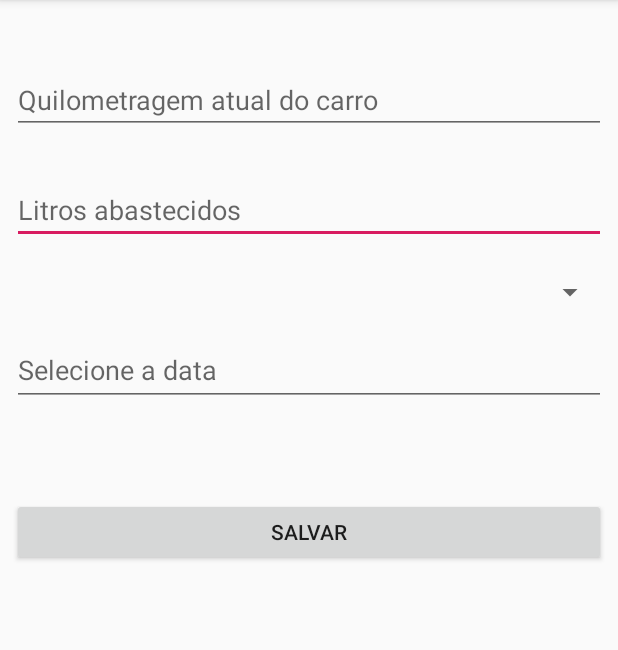
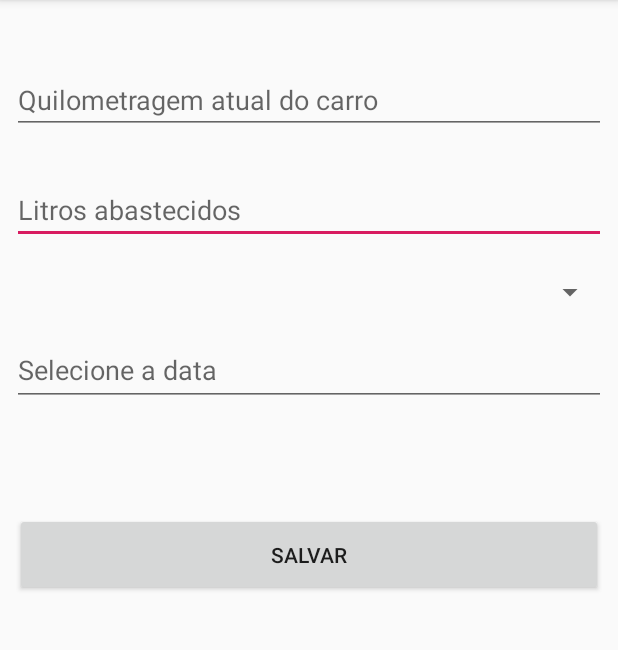
Before and after one commit to cristianldesouza/myCar-java, an Android app: the FormActivity screen opened directly, with no data from a screen before it, on a phone screen of 412 x 824 dp, the part 84-734 px from its top. Run offline under Robolectric (Android 15) with nearby library versions, the phone set to English and light mode, and no system bars; libraries missing offline, so code that uses them is left out: fr.ganfra.materialspinner, io.realm, io.realm.annotations; plain views replace MaterialSpinner; 2 statements that could not run were skipped.

Commit message:
Ajustes ao adicionar abastecimentos

```diff
--- a/app/src/main/java/com/example/mycar/FuelListActivity.java
+++ b/app/src/main/java/com/example/mycar/FuelListActivity.java
@@ -52,8 +52,10 @@ public class FuelListActivity extends AppCompatActivity{
                 rvFuel.smoothScrollToPosition( position );
             }else if (resultCode == 202){
                 Toast.makeText(this, "Compromisso excluído com sucesso", Toast.LENGTH_LONG).show();
-                int position = data.getIntExtra("posicaoDoObjetoExcluido", -1);
+                int position = data.getIntExtra("objectPosition", -1);
                 adapter.notifyItemRemoved( position );
+            } else if (resultCode == 400) {
+                Toast.makeText(this, "A quilometragem não deve ser menor que a última inserida.", Toast.LENGTH_LONG).show();
             }
         }
     }
--- a/app/src/main/res/layout/fuel_form.xml
+++ b/app/src/main/res/layout/fuel_form.xml
@@ -51,14 +51,14 @@
             android:layout_width="match_parent"
             android:layout_height="wrap_content"
             android:hint="@string/date"
-            android:onClick="selecionarData"
+            android:onClick="selectData"
             android:focusable="false"/>
     </com.google.android.material.textfield.TextInputLayout>
 
     <Button
         android:id="@+id/btnDelete"
-        android:layout_width="0dp"
-        android:layout_height="45dp"
+        android:layout_width="383dp"
+        android:layout_height="55dp"
         android:layout_marginTop="8dp"
         android:background="@color/dangerColor"
         android:onClick="delete"
@@ -71,10 +71,10 @@
 
     <Button
         android:id="@+id/btnSave"
-        android:layout_width="0dp"
-        android:layout_height="45dp"
+        android:layout_width="392dp"
+        android:layout_height="55dp"
         android:layout_marginTop="8dp"
-        android:onClick="salvar"
+        android:onClick="save"
         android:text="@string/save"
         app:layout_constraintEnd_toEndOf="parent"
         app:layout_constraintHorizontal_bias="0.501"
```
Also changed, not shown: app/src/main/java/com/example/mycar/FormActivity.java (+25 -4 lines).
